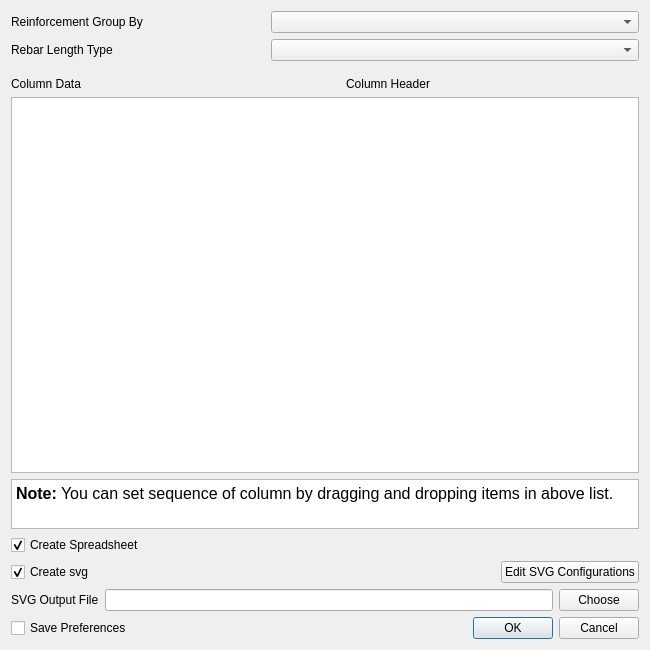
Above: BillOfMaterial/MainBillOfMaterial.ui from amrit3701/FreeCAD-Reinforcement before the change. Below: the same form after it.
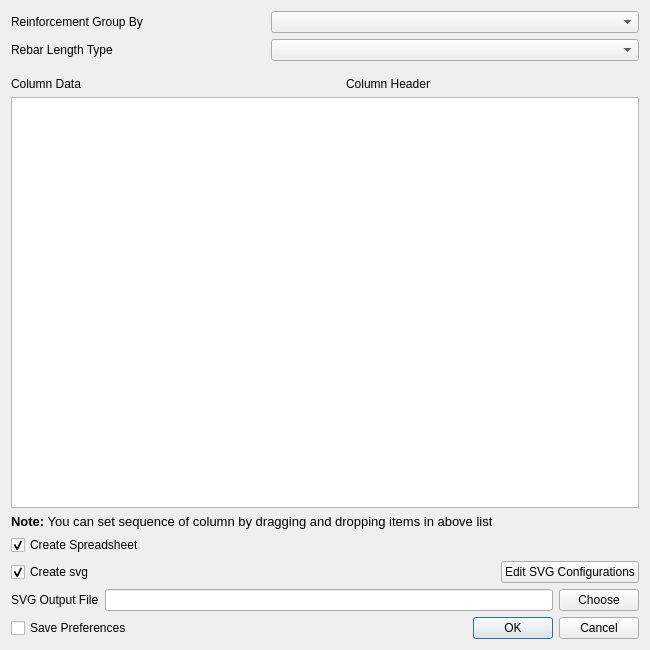
That is the form after the change. Custom widgets are drawn as their Qt base class.

Commit message:
Add BBS ui elements to scroll area
Otherwise dialog size may not fit in window
And minor improvements like correct tab order,
set spacing in ui, etc. in BBS and BOM ui

What changed in the file:
```diff
--- a/BillOfMaterial/MainBillOfMaterial.ui
+++ b/BillOfMaterial/MainBillOfMaterial.ui
@@ -150,25 +150,17 @@
     </widget>
    </item>
    <item>
-    <widget class="QTextBrowser" name="noteText">
-     <property name="sizePolicy">
-      <sizepolicy hsizetype="Expanding" vsizetype="Fixed">
-       <horstretch>0</horstretch>
-       <verstretch>0</verstretch>
-      </sizepolicy>
+    <widget class="QLabel" name="noteText">
+     <property name="font">
+      <font>
+       <pointsize>10</pointsize>
+      </font>
      </property>
-     <property name="maximumSize">
-      <size>
-       <width>16777215</width>
-       <height>50</height>
-      </size>
+     <property name="text">
+      <string>&lt;html&gt;&lt;head/&gt;&lt;body&gt;&lt;p&gt;&lt;span style=&quot; font-weight:600;&quot;&gt;Note:&lt;/span&gt; You can set sequence of column by dragging and dropping items in above list&lt;/p&gt;&lt;/body&gt;&lt;/html&gt;</string>
      </property>
-     <property name="html">
-      <string>&lt;!DOCTYPE HTML PUBLIC &quot;-//W3C//DTD HTML 4.0//EN&quot; &quot;http://www.w3.org/TR/REC-html40/strict.dtd&quot;&gt;
-&lt;html&gt;&lt;head&gt;&lt;meta name=&quot;qrichtext&quot; content=&quot;1&quot; /&gt;&lt;style type=&quot;text/css&quot;&gt;
-p, li { white-space: pre-wrap; }
-&lt;/style&gt;&lt;/head&gt;&lt;body style=&quot; font-family:'DejaVu Sans'; font-size:12pt; font-weight:400; font-style:normal;&quot;&gt;
-&lt;p style=&quot; margin-top:0px; margin-bottom:0px; margin-left:0px; margin-right:0px; -qt-block-indent:0; text-indent:0px;&quot;&gt;&lt;span style=&quot; font-family:'Apple Garamond Bold'; font-weight:600;&quot;&gt;Note:&lt;/span&gt;&lt;span style=&quot; font-family:'Apple Garamond Bold';&quot;&gt; You can set sequence of column by dragging and dropping items in above list.&lt;/span&gt;&lt;/p&gt;&lt;/body&gt;&lt;/html&gt;</string>
+     <property name="wordWrap">
+      <bool>true</bool>
      </property>
     </widget>
    </item>
```
Left out of the diff: 5 changed lines with no effect on the pictures. The commit also changes 1 other file.
